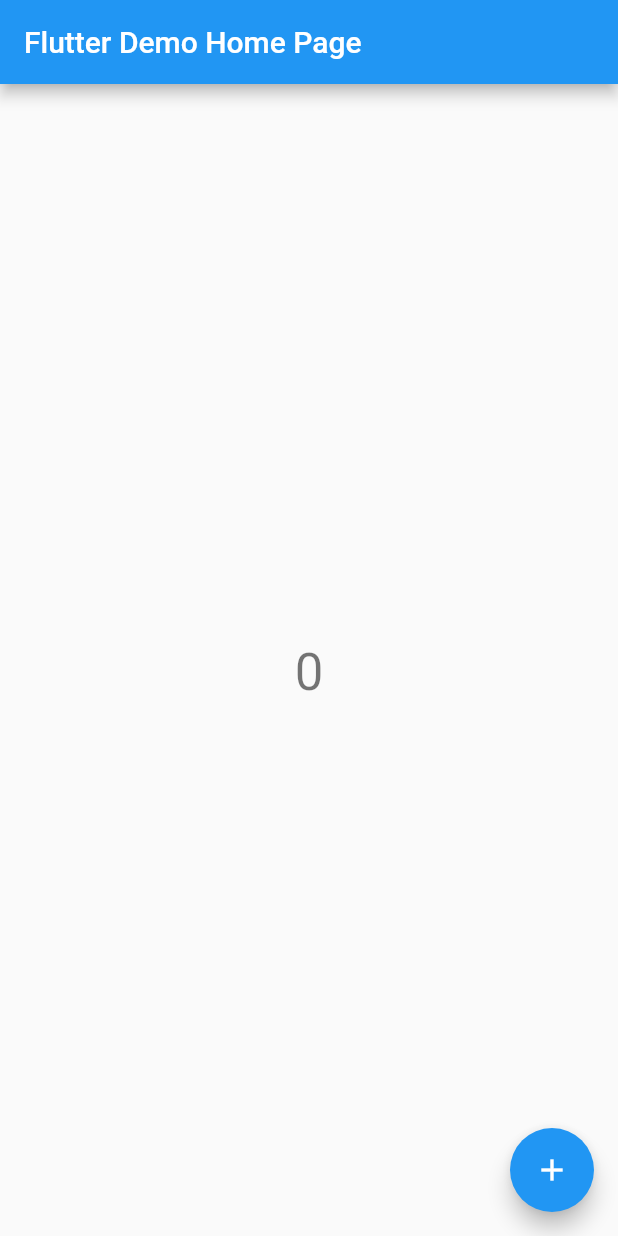
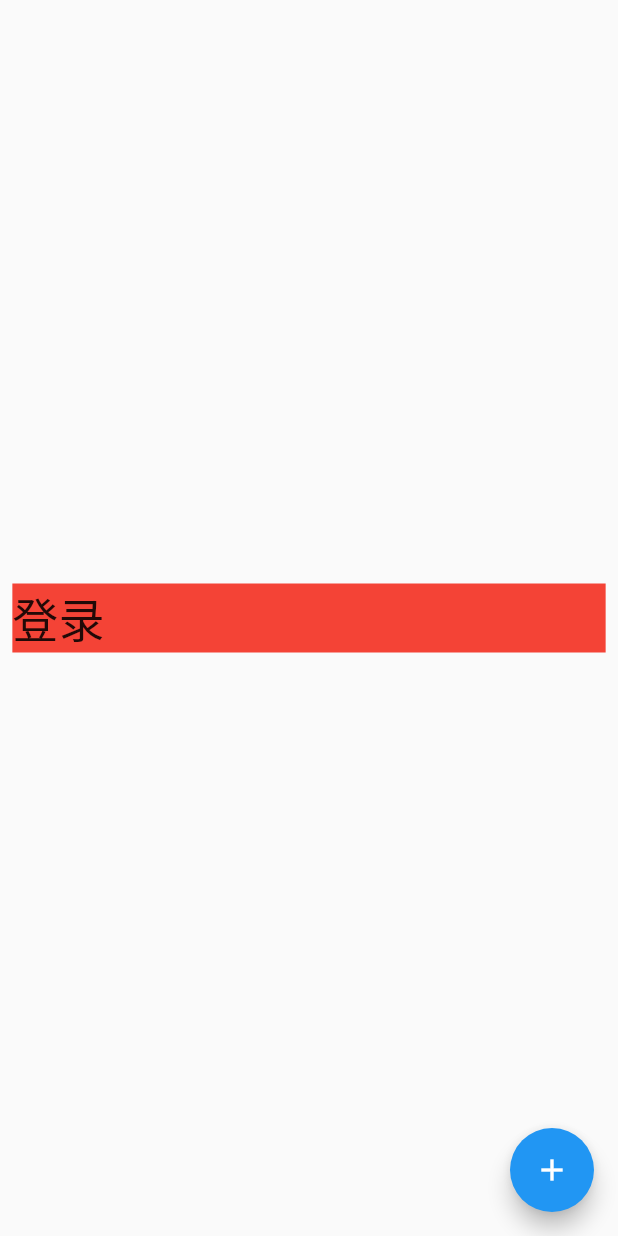
Before and after one commit to flutterteams/wm_library, a Flutter app: the screen it shows after launch, on a phone screen of 412 x 824 dp. Run offline on Flutter 3.47's test engine with Material 2 defaults, Android fonts, the light colour scheme and no system bars; our stand-ins replace dio, flutter_redux, flutter_screenutil, redux, redux_thunk, shared_preferences; generated files the repository leaves out were written again.

Commit message:
增加页面适配

```diff
--- a/lib/main.dart
+++ b/lib/main.dart
@@ -1,5 +1,6 @@
 import 'package:flutter/material.dart';
 import 'package:flutter_redux/flutter_redux.dart';
+import 'package:flutter_screenutil/flutter_screenutil.dart';
 
 import 'package:wm_library/redux/store.dart';
 import 'package:wm_library/redux/app_reducer.dart';
@@ -38,13 +39,6 @@
 }
 
 class _MyHomePageState extends State<MyHomePage> {
-  int _counter = 0;
-
-  void _incrementCounter() {
-    setState(() {
-      _counter++;
-    });
-  }
 
   @override
   void initState() {
@@ -54,22 +48,26 @@
 
   @override
   Widget build(BuildContext context) {
+
+    // 设置初始化尺寸
+    ScreenUtil.instance = ScreenUtil(width: 375, height: 667)..init(context);
+
     return new StoreBuilder<AppState>(builder: (context, store) {
       return new Scaffold(
-          appBar: new AppBar(
-            title: new Text(widget.title),
-          ),
           body: new Center(
             child: new Column(
               mainAxisAlignment: MainAxisAlignment.center,
               children: <Widget>[
-                new Text(
-                  store.state.login.name == null ? '' : store.state.login.name,
-                ),
-                new Text(
-                  '$_counter',
-                  style: Theme.of(context).textTheme.display1,
-                ),
+                new Container(
+                  child: new Text(
+                    '登录',
+                    style: new TextStyle(
+                        fontSize: ScreenUtil().setSp(28)
+                    ),
+                  ),
+                  width: ScreenUtil().setWidth(360),
+                  color: Colors.red,
+                )
               ],
             ),
           ),
--- a/pubspec.yaml
+++ b/pubspec.yaml
@@ -29,6 +29,7 @@
   dio: 2.0.1
   json_annotation: ^2.0.0
   shared_preferences: ^0.4.2
+  flutter_screenutil: ^0.5.2
 
 dev_dependencies:
   flutter_test:
```
Also changed, not shown: pubspec.lock.
